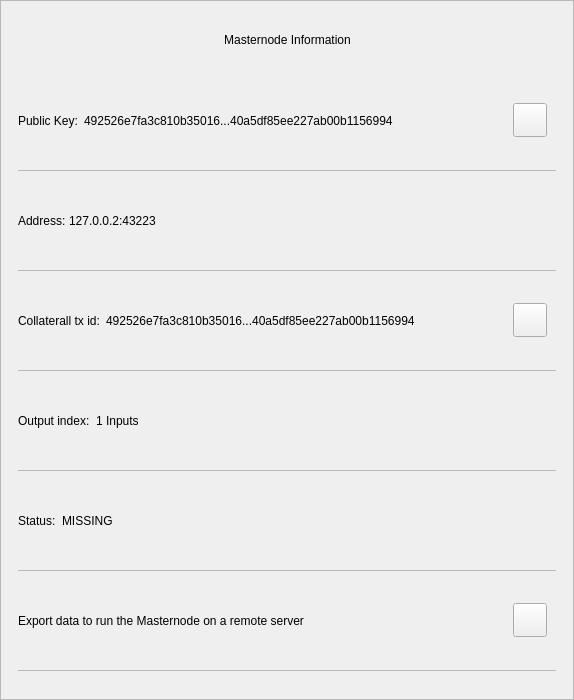
First picture: the form in src/qt/rpdchain/forms/mninfodialog.ui, repository cimelli/RpdSource, before the edit.
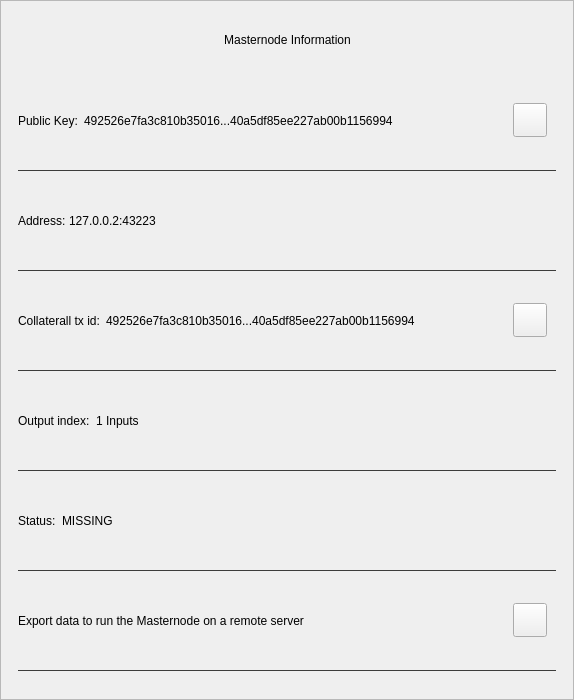
Second picture: the form after the edit.

What changed in the file:
```diff
--- a/src/qt/rpdchain/forms/mninfodialog.ui
+++ b/src/qt/rpdchain/forms/mninfodialog.ui
@@ -315,7 +315,7 @@
                    </size>
                   </property>
                   <property name="styleSheet">
-                   <string notr="true">background-color:#bababa;</string>
+                   <string notr="true">background-color:#3c3c3b;</string>
                   </property>
                   <property name="text">
                    <string/>
@@ -366,7 +366,7 @@
                    </size>
                   </property>
                   <property name="styleSheet">
-                   <string notr="true">background-color:#bababa;</string>
+                   <string notr="true">background-color:#3c3c3b;</string>
                   </property>
                   <property name="text">
                    <string/>
@@ -433,7 +433,7 @@
                    </size>
                   </property>
                   <property name="styleSheet">
-                   <string notr="true">background-color:#bababa;</string>
+                   <string notr="true">background-color:#3c3c3b;</string>
                   </property>
                   <property name="text">
                    <string/>
@@ -487,7 +487,7 @@
                    </size>
                   </property>
                   <property name="styleSheet">
-                   <string notr="true">background-color:#bababa;</string>
+                   <string notr="true">background-color:#3c3c3b;</string>
                   </property>
                   <property name="text">
                    <string/>
@@ -532,7 +532,7 @@
                    </size>
                   </property>
                   <property name="styleSheet">
-                   <string notr="true">background-color:#bababa;</string>
+                   <string notr="true">background-color:#3c3c3b;</string>
                   </property>
                   <property name="text">
                    <string/>
@@ -598,7 +598,7 @@
                    </size>
                   </property>
                   <property name="styleSheet">
-                   <string notr="true">background-color:#bababa;</string>
+                   <string notr="true">background-color:#3c3c3b;</string>
                   </property>
                   <property name="text">
                    <string/>
```
